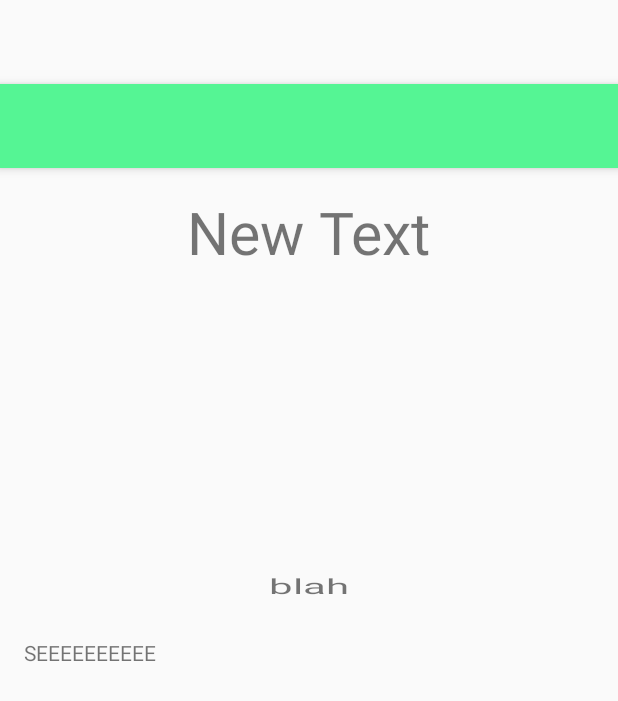
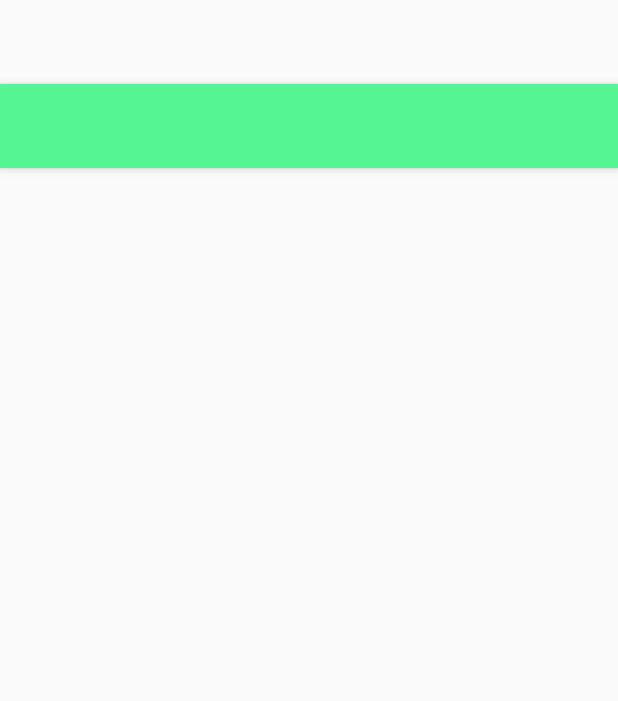
Before and after one commit to PromoPass/promopass.github.io, an Android app: the layout activity_view_ad.xml on its own in the app's theme, with its tools: preview values and no code run, on a phone screen of 412 x 824 dp. Shown: the top 701 px of the screen. Run offline under Robolectric (Android 15) with nearby library versions, the phone set to English and light mode, and no system bars.

Commit message:
Image and Generate APK

```diff
--- a/PromoPass/app/src/main/res/layout/content_view_ad.xml
+++ b/PromoPass/app/src/main/res/layout/content_view_ad.xml
@@ -2,20 +2,30 @@
 <RelativeLayout xmlns:android="http://schemas.android.com/apk/res/android"
     xmlns:tools="http://schemas.android.com/tools"
     xmlns:app="http://schemas.android.com/apk/res-auto" android:layout_width="match_parent"
-    android:layout_height="match_parent" android:paddingLeft="@dimen/activity_horizontal_margin"
+    android:layout_height="match_parent"
+    app:layout_behavior="@string/appbar_scrolling_view_behavior"
+    tools:showIn="@layout/activity_view_ad" tools:context="nmotion.promopass.ViewAd">
+
+    <ScrollView
+        android:layout_width="wrap_content"
+        android:layout_height="wrap_content"
+        android:id="@+id/scrollView" >
+
+        <RelativeLayout
+            android:layout_width="match_parent"
+            android:layout_height="wrap_content"
+            android:paddingLeft="@dimen/activity_horizontal_margin"
             android:paddingRight="@dimen/activity_horizontal_margin"
             android:paddingTop="@dimen/activity_vertical_margin"
-    android:paddingBottom="@dimen/activity_vertical_margin"
-    app:layout_behavior="@string/appbar_scrolling_view_behavior"
-    tools:showIn="@layout/activity_view_ad" tools:context="nmotion.promopass.ViewAd">
+            android:paddingBottom="@dimen/activity_vertical_margin">
 
             <TextView
                 android:layout_width="wrap_content"
                 android:layout_height="wrap_content"
-        android:text="New Text"
+                android:text=""
                 android:id="@+id/businessName"
                 android:layout_centerHorizontal="true"
-        android:textSize="39dp"
+                android:textSize="39sp"
                 />
 
             <ImageView
@@ -29,7 +39,7 @@
 
             <TextView
                 android:id="@+id/title"
-        android:text="blah"
+                android:text=""
                 android:textScaleX="2"
                 android:paddingTop="50dp"
                 android:layout_width="wrap_content"
@@ -42,9 +52,11 @@
                 android:layout_width="match_parent"
                 android:layout_height="wrap_content"
                 android:paddingTop="25dp"
-        android:text="SEEEEEEEEEE"
+                android:text=""
                 android:layout_below="@+id/title"
                 android:layout_alignParentStart="true" />
+        </RelativeLayout>
+    </ScrollView>
 
 
 </RelativeLayout>
```
Also changed, not shown: PromoPass/app/src/main/res/drawable/small_icon.png, 5 other files. Lines whose indentation alone changed are shown as unchanged.
